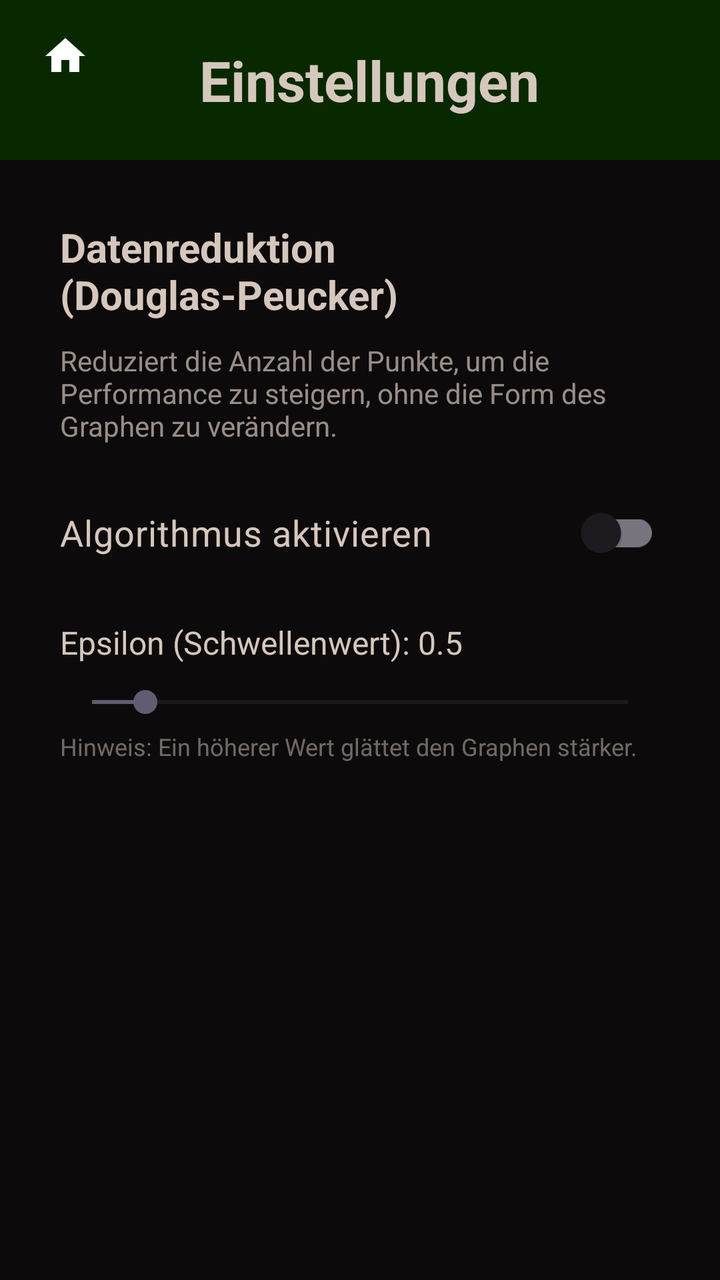
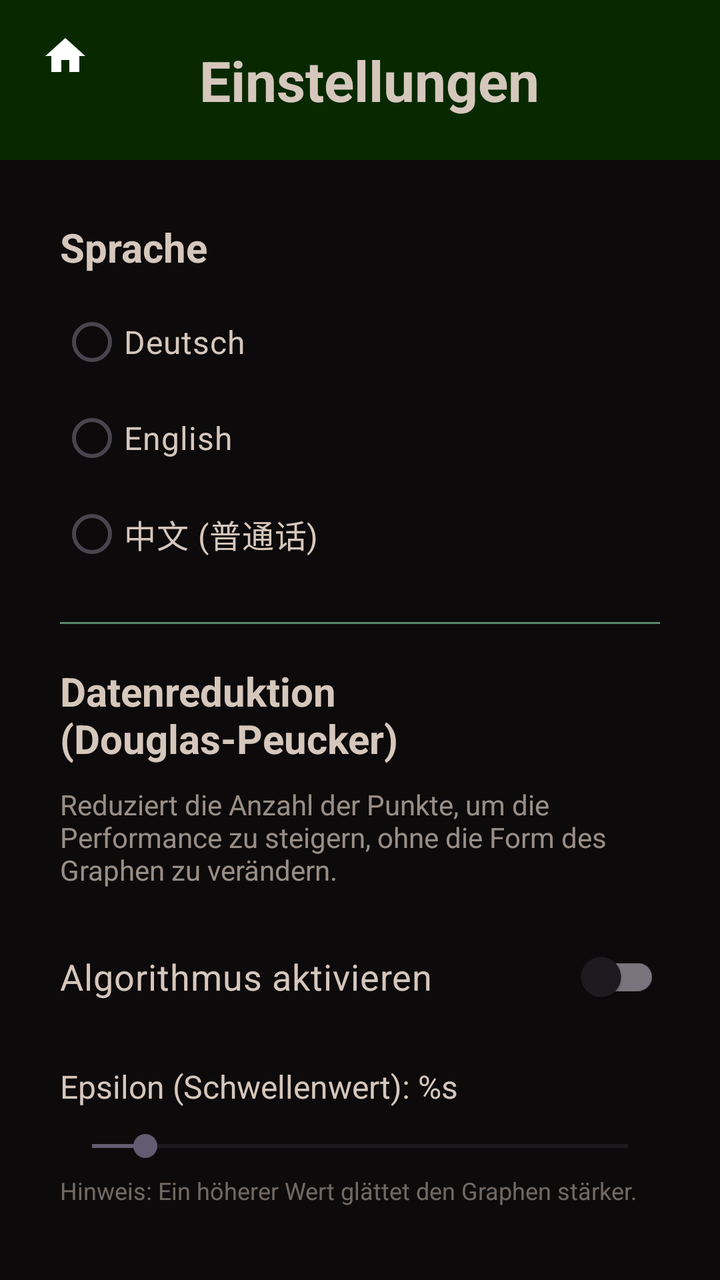

Before-and-after screenshots of an Android layout around one commit, followed by the original layout XML and the change that was made.
<!-- AndroidManifest.xml: application theme Theme.BiotSpeechIoT -->
<!-- res/layout/activity_settings.xml -->
<?xml version="1.0" encoding="utf-8"?>
<LinearLayout xmlns:android="http://schemas.android.com/apk/res/android"
    xmlns:tools="http://schemas.android.com/tools"
    android:layout_width="match_parent"
    android:id="@+id/settings"
    android:layout_height="match_parent"
    android:orientation="vertical"
    android:background="@color/background"
    tools:context=".main.MainActivity">

    <LinearLayout
        android:layout_width="match_parent"
        android:layout_height="wrap_content"
        android:background="@color/header">

        <ImageButton
            android:id="@+id/home_button"
            android:layout_width="wrap_content"
            android:layout_height="wrap_content"
            android:src="@drawable/baseline_home_24"
            android:contentDescription="Zur Startseite"
            android:background="@color/header"
            android:layout_marginTop="16dp"
            android:layout_marginStart="16dp"
            android:paddingBottom="15dp"
            android:layout_weight="1"
            android:color="@color/text"/>

        <TextView
            android:id="@+id/headerText"
            android:layout_width="0dp"
            android:layout_height="80dp"
            android:background="@color/header"
            android:gravity="center_vertical|center_horizontal"
            android:layout_weight="28"
            android:padding="17dp"
            android:layout_marginRight="40dp"
            android:text="Einstellungen"
            android:textColor="@color/text"
            android:textSize="28sp"
            android:textStyle="bold" />

    </LinearLayout>

    <LinearLayout
        android:layout_width="match_parent"
        android:layout_height="0dp"
        android:orientation="vertical"
        android:layout_weight="1"
        android:layout_margin="10dp">

        <LinearLayout
            android:layout_width="match_parent"
            android:layout_height="0dp"
            android:orientation="vertical"
            android:layout_weight="1"
            android:layout_margin="20dp">

            <TextView
                android:layout_width="match_parent"
                android:layout_height="wrap_content"
                android:text="Datenreduktion (Douglas-Peucker)"
                android:textColor="@color/text"
                android:textSize="20sp"
                android:textStyle="bold"
                android:layout_marginBottom="10dp"/>

            <TextView
                android:layout_width="match_parent"
                android:layout_height="wrap_content"
                android:text="Reduziert die Anzahl der Punkte, um die Performance zu steigern, ohne die Form des Graphen zu verändern."
                android:textColor="@color/text"
                android:textSize="14sp"
                android:layout_marginBottom="20dp"
                android:alpha="0.7"/>

            <com.google.android.material.switchmaterial.SwitchMaterial
                android:id="@+id/switch_dp_active"
                android:layout_width="match_parent"
                android:layout_height="wrap_content"
                android:text="Algorithmus aktivieren"
                android:textColor="@color/text"
                android:textSize="18sp" />

            <TextView
                android:id="@+id/tv_epsilon_value"
                android:layout_width="match_parent"
                android:layout_height="wrap_content"
                android:text="Epsilon (Schwellenwert): 0.5"
                android:textColor="@color/text"
                android:layout_marginTop="20dp"
                android:textSize="16sp" />

            <SeekBar
                android:id="@+id/seekbar_epsilon"
                android:layout_width="match_parent"
                android:layout_height="wrap_content"
                android:layout_marginTop="10dp"
                android:max="100"
                android:progress="10" />

            <TextView
                android:layout_width="match_parent"
                android:layout_height="wrap_content"
                android:text="Hinweis: Ein höherer Wert glättet den Graphen stärker."
                android:textColor="@color/text"
                android:textSize="12sp"
                android:layout_marginTop="5dp"
                android:fontStyle="italic"
                android:alpha="0.5"/>

        </LinearLayout>
    </LinearLayout>
</LinearLayout>
<!-- resources referenced by this layout -->
<resources>
  <color name="background">#0D0A0B</color>
  <color name="header">#082900</color>
  <color name="text">#D5C7BC</color>
  <!-- drawable baseline_home_24 (drawable) -->
  <vector xmlns:android="http://schemas.android.com/apk/res/android" android:height="24dp" android:tint="#FFFFFF" android:viewportHeight="24" android:viewportWidth="24" android:width="24dp">
        
      <path android:fillColor="@android:color/white" android:pathData="M10,20v-6h4v6h5v-8h3L12,3 2,12h3v8z"/>
      
  </vector>
  <style name="Theme.BiotSpeechIoT" parent="Base.Theme.BiotSpeechIoT" />
  <style name="Base.Theme.BiotSpeechIoT" parent="Theme.Material3.DayNight.NoActionBar">
          
          
      </style>
</resources>

<!-- the commit's change to res/layout/activity_settings.xml (unified diff, before → after) -->
@@ -35,80 +35,150 @@
             android:layout_weight="28"
             android:padding="17dp"
             android:layout_marginRight="40dp"
-            android:text="Einstellungen"
+            android:text="@string/settings_title"
             android:textColor="@color/text"
             android:textSize="28sp"
             android:textStyle="bold" />
 
     </LinearLayout>
 
-    <LinearLayout
+    <ScrollView
         android:layout_width="match_parent"
         android:layout_height="0dp"
-        android:orientation="vertical"
-        android:layout_weight="1"
-        android:layout_margin="10dp">
+        android:layout_weight="1">
 
         <LinearLayout
             android:layout_width="match_parent"
-            android:layout_height="0dp"
+            android:layout_height="wrap_content"
             android:orientation="vertical"
-            android:layout_weight="1"
-            android:layout_margin="20dp">
+            android:layout_margin="10dp">
 
-            <TextView
+            
+            <LinearLayout
                 android:layout_width="match_parent"
                 android:layout_height="wrap_content"
-                android:text="Datenreduktion (Douglas-Peucker)"
-                android:textColor="@color/text"
-                android:textSize="20sp"
-                android:textStyle="bold"
-                android:layout_marginBottom="10dp"/>
+                android:orientation="vertical"
+                android:layout_margin="20dp">
 
-            <TextView
+                <TextView
+                    android:layout_width="match_parent"
+                    android:layout_height="wrap_content"
+                    android:text="@string/settings_language_title"
+                    android:textColor="@color/text"
+                    android:textSize="20sp"
+                    android:textStyle="bold"
+                    android:layout_marginBottom="10dp"/>
+
+                <RadioGroup
+                    android:id="@+id/rg_language"
+                    android:layout_width="match_parent"
+                    android:layout_height="wrap_content"
+                    android:orientation="vertical">
+
+                    <RadioButton
+                        android:id="@+id/rb_lang_de"
+                        android:layout_width="wrap_content"
+                        android:layout_height="wrap_content"
+                        android:text="@string/settings_lang_de"
+                        android:textColor="@color/text"
+                        android:textSize="16sp"
+                        android:paddingTop="4dp"
+                        android:paddingBottom="4dp" />
+
+                    <RadioButton
+                        android:id="@+id/rb_lang_en"
+                        android:layout_width="wrap_content"
+                        android:layout_height="wrap_content"
+                        android:text="@string/settings_lang_en"
+                        android:textColor="@color/text"
+                        android:textSize="16sp"
+                        android:paddingTop="4dp"
+                        android:paddingBottom="4dp" />
+
+                    <RadioButton
+                        android:id="@+id/rb_lang_zh"
+                        android:layout_width="wrap_content"
+                        android:layout_height="wrap_content"
+                        android:text="@string/settings_lang_zh"
+                        android:textColor="@color/text"
+                        android:textSize="16sp"
+                        android:paddingTop="4dp"
+                        android:paddingBottom="4dp" />
+
+                </RadioGroup>
+
+            </LinearLayout>
+
+            
+            <View
+                android:layout_width="match_parent"
+                android:layout_height="1dp"
+                android:layout_marginHorizontal="20dp"
+                android:background="@color/button" />
+
+            
+            <LinearLayout
                 android:layout_width="match_parent"
                 android:layout_height="wrap_content"
-                android:text="Reduziert die Anzahl der Punkte, um die Performance zu steigern, ohne die Form des Graphen zu verändern."
-                android:textColor="@color/text"
-                android:textSize="14sp"
-                android:layout_marginBottom="20dp"
-                android:alpha="0.7"/>
+                android:orientation="vertical"
+                android:layout_margin="20dp">
 
-            <com.google.android.material.switchmaterial.SwitchMaterial
-                android:id="@+id/switch_dp_active"
-                android:layout_width="match_parent"
-                android:layout_height="wrap_content"
-                android:text="Algorithmus aktivieren"
-                android:textColor="@color/text"
-                android:textSize="18sp" />
+                <TextView
+                    android:layout_width="match_parent"
+                    android:layout_height="wrap_content"
+                    android:text="@string/settings_dp_title"
+                    android:textColor="@color/text"
+                    android:textSize="20sp"
+                    android:textStyle="bold"
+                    android:layout_marginBottom="10dp"/>
 
-            <TextView
-                android:id="@+id/tv_epsilon_value"
-                android:layout_width="match_parent"
-                android:layout_height="wrap_content"
-                android:text="Epsilon (Schwellenwert): 0.5"
-                android:textColor="@color/text"
-                android:layout_marginTop="20dp"
-                android:textSize="16sp" />
+                <TextView
+                    android:layout_width="match_parent"
+                    android:layout_height="wrap_content"
+                    android:text="@string/settings_dp_desc"
+                    android:textColor="@color/text"
+                    android:textSize="14sp"
+                    android:layout_marginBottom="20dp"
+                    android:alpha="0.7"/>
 
-            <SeekBar
-                android:id="@+id/seekbar_epsilon"
-                android:layout_width="match_parent"
-                android:layout_height="wrap_content"
-                android:layout_marginTop="10dp"
-                android:max="100"
-                android:progress="10" />
+                <com.google.android.material.switchmaterial.SwitchMaterial
+                    android:id="@+id/switch_dp_active"
+                    android:layout_width="match_parent"
+                    android:layout_height="wrap_content"
+                    android:text="@string/settings_dp_enable"
+                    android:textColor="@color/text"
+                    android:textSize="18sp" />
 
-            <TextView
-                android:layout_width="match_parent"
-                android:layout_height="wrap_content"
-                android:text="Hinweis: Ein höherer Wert glättet den Graphen stärker."
-                android:textColor="@color/text"
-                android:textSize="12sp"
-                android:layout_marginTop="5dp"
-                android:fontStyle="italic"
-                android:alpha="0.5"/>
+                <TextView
+                    android:id="@+id/tv_epsilon_value"
+                    android:layout_width="match_parent"
+                    android:layout_height="wrap_content"
+                    android:text="@string/settings_dp_epsilon_label"
+                    android:textColor="@color/text"
+                    android:layout_marginTop="20dp"
+                    android:textSize="16sp" />
+
+                <SeekBar
+                    android:id="@+id/seekbar_epsilon"
+                    android:layout_width="match_parent"
+                    android:layout_height="wrap_content"
+                    android:layout_marginTop="10dp"
+                    android:max="100"
+                    android:progress="10" />
+
+                <TextView
+                    android:layout_width="match_parent"
+                    android:layout_height="wrap_content"
+                    android:text="@string/settings_dp_hint"
+                    android:textColor="@color/text"
+                    android:textSize="12sp"
+                    android:layout_marginTop="5dp"
+                    android:fontStyle="italic"
+                    android:alpha="0.5"/>
+
+            </LinearLayout>
 
         </LinearLayout>
-    </LinearLayout>
+    </ScrollView>
+
 </LinearLayout>
<!-- resource entries referenced after the edit -->
@@ -1,6 +1,7 @@
 <!-- resources referenced by this layout -->
 <resources>
   <color name="background">#0D0A0B</color>
+  <color name="button">#57886C</color>
   <color name="header">#082900</color>
   <color name="text">#D5C7BC</color>
   <!-- drawable baseline_home_24 (drawable) -->
@@ -9,6 +10,16 @@
       <path android:fillColor="@android:color/white" android:pathData="M10,20v-6h4v6h5v-8h3L12,3 2,12h3v8z"/>
       
   </vector>
+  <string name="settings_dp_desc">Reduziert die Anzahl der Punkte, um die Performance zu steigern, ohne die Form des Graphen zu verändern.</string>
+  <string name="settings_dp_enable">Algorithmus aktivieren</string>
+  <string name="settings_dp_epsilon_label">Epsilon (Schwellenwert): %s</string>
+  <string name="settings_dp_hint">Hinweis: Ein höherer Wert glättet den Graphen stärker.</string>
+  <string name="settings_dp_title">Datenreduktion (Douglas-Peucker)</string>
+  <string name="settings_lang_de">Deutsch</string>
+  <string name="settings_lang_en">English</string>
+  <string name="settings_lang_zh">中文 (普通话)</string>
+  <string name="settings_language_title">Sprache</string>
+  <string name="settings_title">Einstellungen</string>
   <style name="Theme.BiotSpeechIoT" parent="Base.Theme.BiotSpeechIoT" />
   <style name="Base.Theme.BiotSpeechIoT" parent="Theme.Material3.DayNight.NoActionBar">
           
